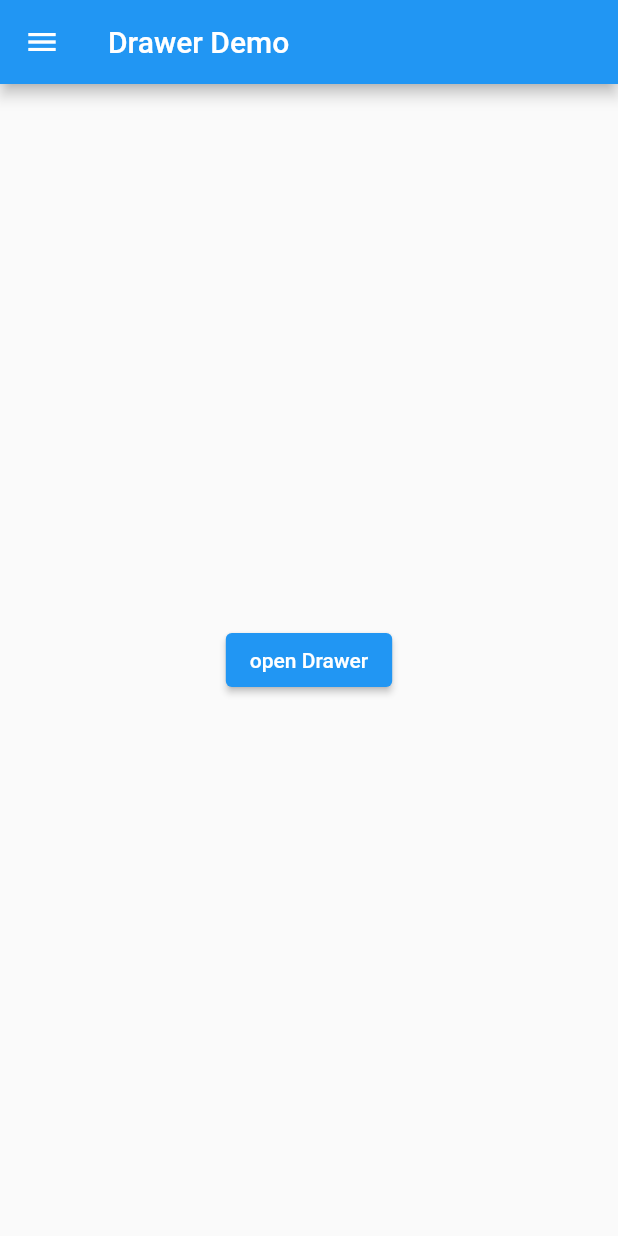
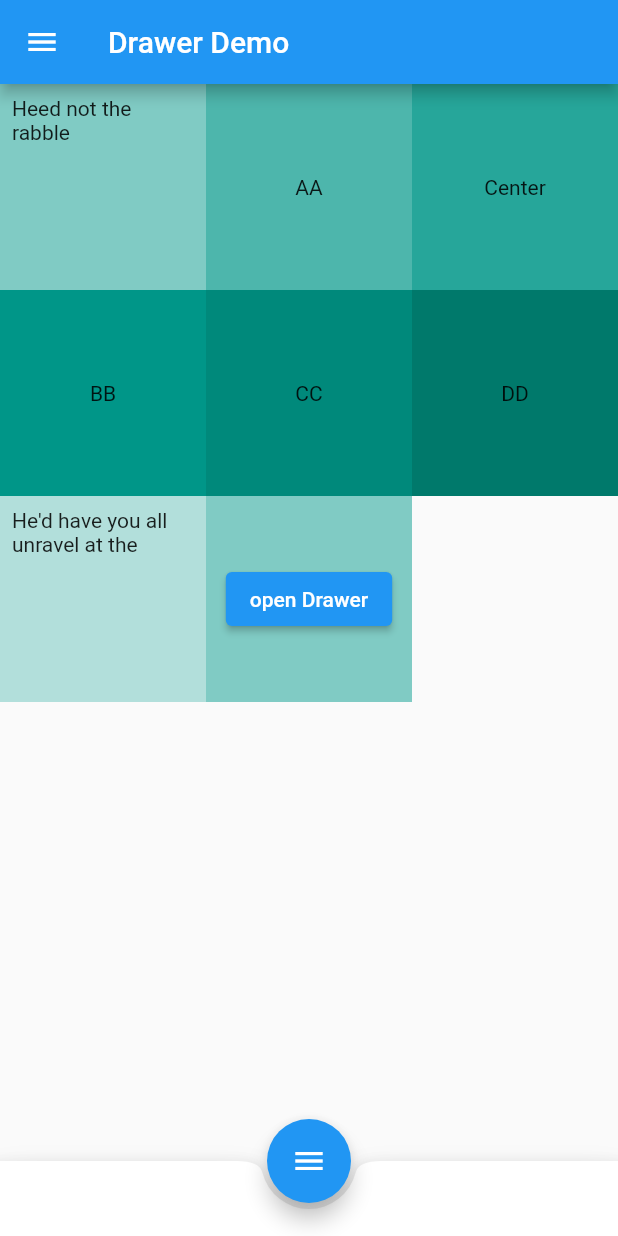
Before and after one commit to PersonalPhotoStudio/PhotoStudio, a Flutter app: the screen it shows after launch, on a phone screen of 412 x 824 dp. Run offline on Flutter 3.47's test engine with Material 2 defaults, Android fonts, the phone set to English and light mode, and no system bars; our stand-ins replace adaptive_breakpoints.

Commit message:
update the home page

```diff
--- a/lib/routes/Home/HomeBody.dart
+++ b/lib/routes/Home/HomeBody.dart
@@ -6,14 +6,55 @@ class HomeBody extends StatelessWidget {
   /// 创建 Home 页面的主体
   const HomeBody({Key? key}) : super(key: key);
 
+  /// 使用 GridView
+  ///
+  /// 文档：https://api.flutter.dev/flutter/widgets/GridView-class.html
   @override
   Widget build(BuildContext context) {
     return Container(
-      child: Center(
-        child: ElevatedButton(
-          onPressed: HomeShareDrawer.of(context).onOpen,
-          child: const Text('open Drawer'),
-        ),
+      child: GridView.count(
+        crossAxisCount: 3,
+        children: [
+          Container(
+            padding: const EdgeInsets.all(8),
+            child: const Text('Heed not the rabble'),
+            color: Colors.teal[200],
+          ),
+          Container(
+            child: Center(child: Text("AA")),
+            color: Colors.teal[300],
+          ),
+          Container(
+            child: Center(child: Text("Center")),
+            color: Colors.teal[400],
+          ),
+          Container(
+            child: Center(child: Text("BB")),
+            color: Colors.teal[500],
+          ),
+          Container(
+            child: Center(child: Text("CC")),
+            color: Colors.teal[600],
+          ),
+          Container(
+            child: Center(child: Text("DD")),
+            color: Colors.teal[700],
+          ),
+          Container(
+            padding: const EdgeInsets.all(8),
+            child: const Text("He'd have you all unravel at the"),
+            color: Colors.teal[100],
+          ),
+          Container(
+            child: Center(
+              child: ElevatedButton(
+                onPressed: HomeShareDrawer.of(context).onOpen,
+                child: const Text('open Drawer'),
+              ),
+            ),
+            color: Colors.teal[200],
+          ),
+        ],
       ),
     );
   }
--- a/lib/routes/Home/HomeRoute.dart
+++ b/lib/routes/Home/HomeRoute.dart
@@ -33,6 +33,16 @@ class _HomeRouteState extends State<HomeRoute> {
         body: HomeBody(),
         drawer: HomeDraw(),
         drawerEnableOpenDragGesture: false,
+        bottomNavigationBar: BottomAppBar(
+          shape: const CircularNotchedRectangle(),
+          child: Container(height: 50.0),
+        ),
+        floatingActionButton: FloatingActionButton(
+          onPressed: _openDrawer,
+          tooltip: 'Open',
+          child: const Icon(Icons.menu),
+        ),
+        floatingActionButtonLocation: FloatingActionButtonLocation.centerDocked,
       ),
     );
   }
```
